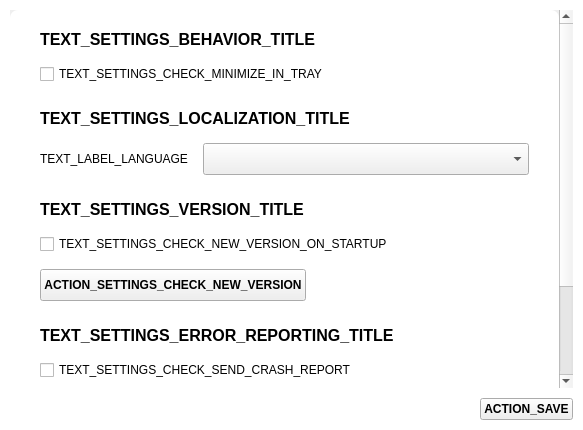
Scille/parsec-cloud, file parsec/core/gui/forms/settings_widget.ui: the form before one commit.
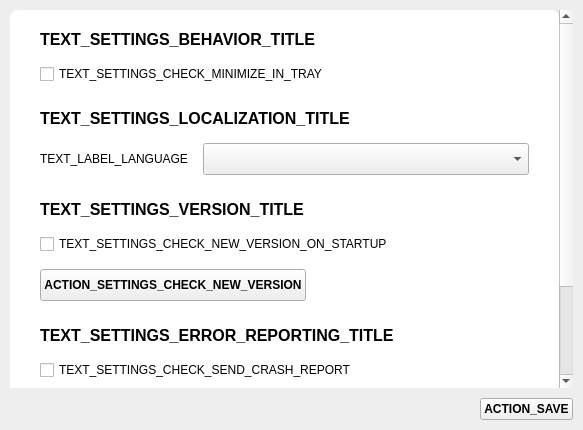
The form after the commit. Custom widgets are drawn as their Qt base class.

Commit message: [GUI] Additional style fixes for MacOS

```diff
--- a/parsec/core/gui/forms/settings_widget.ui
+++ b/parsec/core/gui/forms/settings_widget.ui
@@ -20,15 +20,17 @@
    <string>Form</string>
   </property>
   <property name="styleSheet">
-   <string notr="true">#SettingsWidget
-{
-background-color: #FFFFFF;
+   <string notr="true">#SettingsWidget {
+	background-color: #EEEEEE;
 }
 
-#scrollAreaWidgetContents
-{
-background-color: rgb(255, 255, 255);
-border-radius: 8px;
+#scrollArea {
+	background-color: #EEEEEE;
+}
+
+#scrollAreaWidgetContents {
+	background-color: rgb(255, 255, 255);
+	border-radius: 8px;
 }</string>
   </property>
   <layout class="QVBoxLayout" name="verticalLayout">
```
The commit also changes 2 other files.
